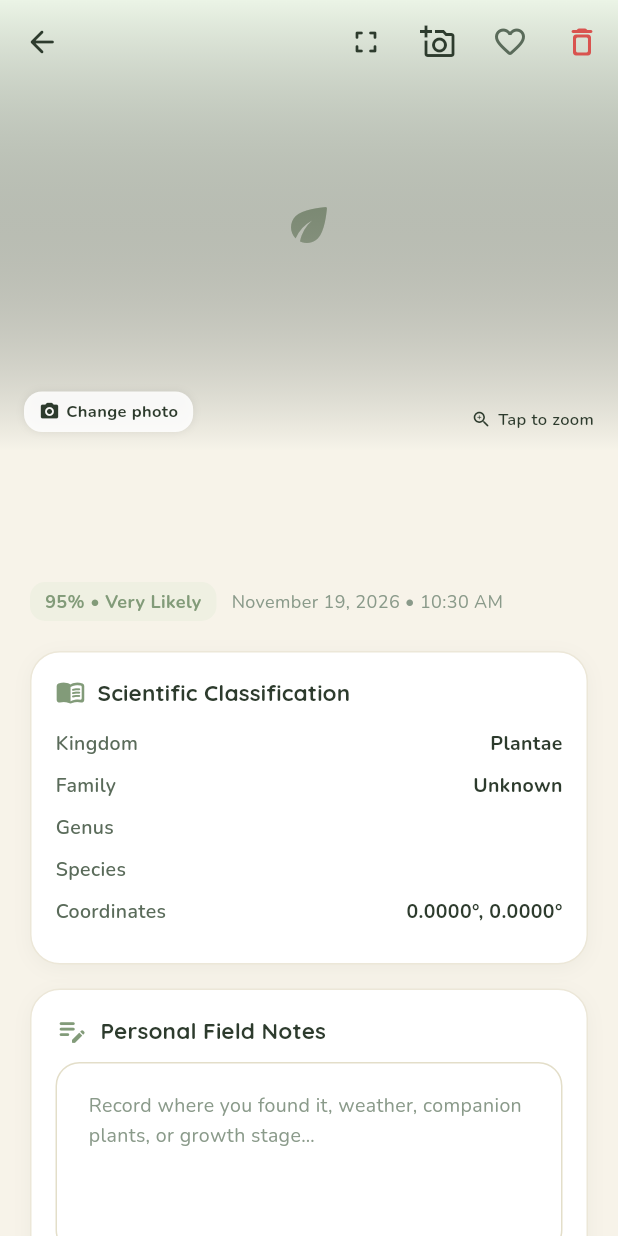
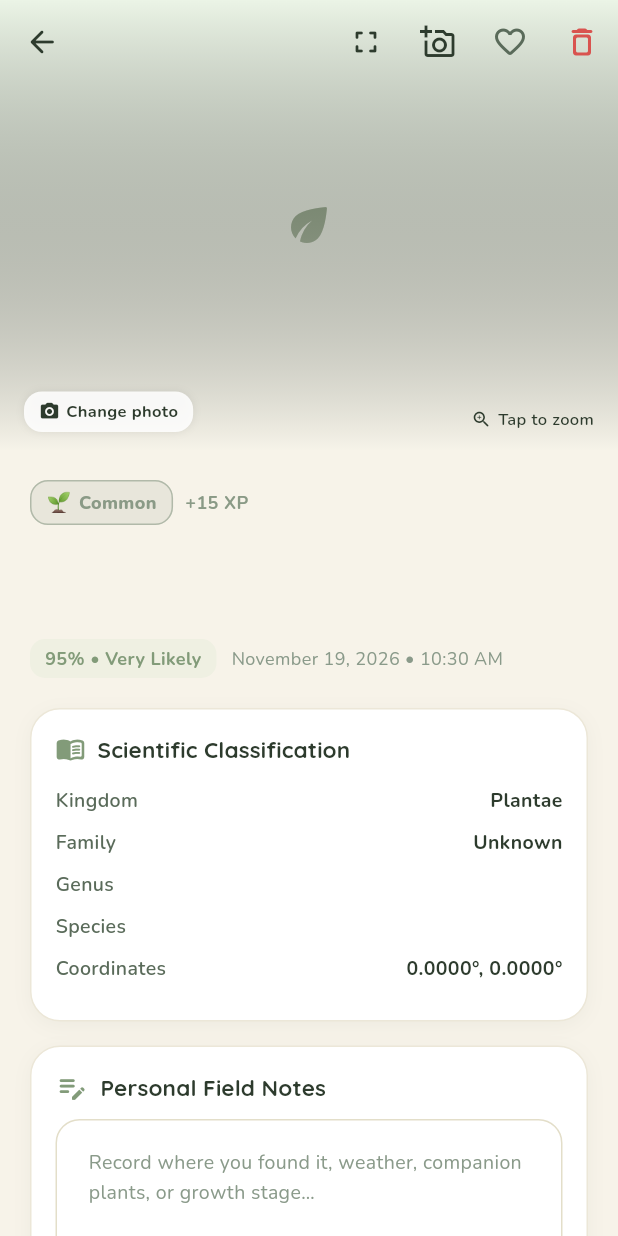
Before and after one commit to zinebni/mossy, a Flutter app: the _DiscoveryDetailPage screen opened directly with empty values, on a phone screen of 412 x 824 dp. Run offline on Flutter 3.47's test engine with Material 3 defaults, Android fonts, the phone set to English and light mode, and no system bars; our stand-ins replace cached_network_image, flutter_animate, flutter_dotenv, flutter_map, flutter_riverpod, geolocator and 6 more; accounts and stored records are empty.

Commit message:
rarity system

```diff
--- a/lib/features/collection/presentation/collection_screen.dart
+++ b/lib/features/collection/presentation/collection_screen.dart
@@ -12,6 +12,7 @@ import '../../../core/widgets/mossy_card.dart';
 import '../../../l10n/app_localizations.dart';
 import '../../../services/image_storage_service.dart';
 import '../../../shared/models/discovery.dart';
+import '../../../shared/widgets/rarity_widgets.dart';
 import '../../../shared/providers/app_providers.dart';
 import '../../../shared/providers/auth_provider.dart';
 
@@ -538,13 +539,14 @@ class _GridCard extends ConsumerWidget {
         decoration: BoxDecoration(
           color: Colors.white,
           borderRadius: BorderRadius.circular(20),
-          boxShadow: [
+          border: RarityFrame.border(discovery.rarity),
+          boxShadow: RarityFrame.shadows(discovery.rarity, [
             BoxShadow(
               color: Colors.black.withAlpha(12),
               blurRadius: 10,
               offset: const Offset(0, 3),
             ),
-          ],
+          ]),
         ),
         child: Column(
           crossAxisAlignment: CrossAxisAlignment.start,
@@ -585,6 +587,17 @@ class _GridCard extends ConsumerWidget {
                       ),
                     ),
                   ),
+                  // Rarity badge (hidden for common finds to keep things clean)
+                  if (discovery.rarity.showsBadge)
+                    Positioned(
+                      top: 8,
+                      left: 8,
+                      child: RarityBadge(
+                        rarity: discovery.rarity,
+                        isFr: Localizations.localeOf(context).languageCode == 'fr',
+                        compact: true,
+                      ),
+                    ),
                   // Confidence tag
                   Positioned(
                     bottom: 6,
@@ -678,13 +691,14 @@ class _ListCard extends ConsumerWidget {
         decoration: BoxDecoration(
           color: Colors.white,
           borderRadius: BorderRadius.circular(16),
-          boxShadow: [
+          border: RarityFrame.border(discovery.rarity),
+          boxShadow: RarityFrame.shadows(discovery.rarity, [
             BoxShadow(
               color: Colors.black.withAlpha(10),
               blurRadius: 8,
               offset: const Offset(0, 2),
             ),
-          ],
+          ]),
         ),
         child: Row(
           children: [
@@ -743,6 +757,14 @@ class _ListCard extends ConsumerWidget {
                             style: const TextStyle(fontSize: 10, color: AppColors.darkGreen, fontWeight: FontWeight.w700),
                           ),
                         ),
+                        if (discovery.rarity.showsBadge) ...[
+                          const SizedBox(width: 6),
+                          RarityBadge(
+                            rarity: discovery.rarity,
+                            isFr: Localizations.localeOf(context).languageCode == 'fr',
+                            compact: true,
+                          ),
+                        ],
                         const SizedBox(width: 8),
                         Text(
                           '$confidencePct% match',
@@ -1165,6 +1187,34 @@ class _DetailState extends ConsumerState<_DiscoveryDetailPage> {
             padding: const EdgeInsets.all(20),
             sliver: SliverList(
               delegate: SliverChildListDelegate([
+                // Rarity tier (tap a rare+ badge to replay the sparkles)
+                Padding(
+                  padding: const EdgeInsets.only(bottom: 8),
+                  child: Align(
+                    alignment: Alignment.centerLeft,
+                    child: Row(
+                      mainAxisSize: MainAxisSize.min,
+                      children: [
+                        RarityBadge(
+                          rarity: _d.rarity,
+                          isFr: isFr,
+                          onTap: _d.rarity.isCelebratory
+                              ? () => RarityCelebration.show(context, _d.rarity, isFr: isFr)
+                              : null,
+                        ),
+                        const SizedBox(width: 8),
+                        Text(
+                          '+${_d.rarity.totalPoints} XP',
+                          style: TextStyle(
+                            fontSize: 12,
+                            fontWeight: FontWeight.w700,
+                            color: _d.rarity.color,
+                          ),
+                        ),
+                      ],
+                    ),
+                  ),
+                ),
                 // Title and common name
                 Text(
                   _d.commonName.isNotEmpty ? _d.commonName : _d.scientificName,
--- a/lib/services/discovery_service.dart
+++ b/lib/services/discovery_service.dart
@@ -320,7 +320,7 @@ class SupabaseDiscoveryService implements DiscoveryService {
     // 2. Sync to Supabase PostgreSQL when user is authenticated with a valid UUID
     try {
       final currentUser = _supabaseService.auth!.currentUser!;
-      final payload = discovery.copyWith(userId: currentUser.id).toJson();
+      final payload = discovery.copyWith(userId: currentUser.id).toJson(includeRarity: false);
 
       final response = await _supabaseService
           .from('discoveries')!
@@ -347,7 +347,7 @@ class SupabaseDiscoveryService implements DiscoveryService {
 
     try {
       final currentUser = _supabaseService.auth!.currentUser!;
-      final payload = discovery.copyWith(userId: currentUser.id).toJson();
+      final payload = discovery.copyWith(userId: currentUser.id).toJson(includeRarity: false);
 
       final response = await _supabaseService
           .from('discoveries')!
--- a/lib/shared/models/discovery.dart
+++ b/lib/shared/models/discovery.dart
@@ -1,4 +1,5 @@
 import 'ai_content.dart';
+import 'discovery_rarity.dart';
 
 /// Represents a saved plant discovery in the user's collection.
 class Discovery {
@@ -16,6 +17,12 @@ class Discovery {
   final AiContent? aiContent;
   final double identificationScore; // 0.0 - 1.0
   final DateTime createdAt;
+  final DiscoveryRarity? _rarity;
+
+  /// Rarity tier. Falls back to the deterministic engine for records saved
+  /// before the rarity system existed (null-safe).
+  DiscoveryRarity get rarity =>
+      _rarity ?? RarityEngine.assign(scientificName: scientificName, family: family);
 
   // Convenience aliases for compatibility
   String get imageUrl => imagePath;
@@ -37,7 +44,8 @@ class Discovery {
     this.personalNotes,
     this.aiContent,
     this.identificationScore = 0.95,
-  });
+    DiscoveryRarity? rarity,
+  }) : _rarity = rarity;
 
   String get genus => scientificName.trim().split(RegExp(r'\s+')).first;
 
@@ -69,6 +77,7 @@ class Discovery {
     AiContent? aiContent,
     double? identificationScore,
     DateTime? createdAt,
+    DiscoveryRarity? rarity,
   }) {
     return Discovery(
       id: id ?? this.id,
@@ -85,6 +94,7 @@ class Discovery {
       aiContent: aiContent ?? this.aiContent,
       identificationScore: identificationScore ?? this.identificationScore,
       createdAt: createdAt ?? this.createdAt,
+      rarity: rarity ?? _rarity,
     );
   }
 
@@ -108,10 +118,13 @@ class Discovery {
           ? AiContent.fromJson(json['ai_content'] as Map<String, dynamic>)
           : null,
       identificationScore: (json['identification_score'] as num?)?.toDouble() ?? 0.95,
+      rarity: DiscoveryRarity.tryParse(json['rarity']),
     );
   }
 
-  Map<String, dynamic> toJson() => {
+  /// [includeRarity] is false for Supabase payloads (rarity is deterministic and
+  /// recomputed on read, so no remote schema change is required).
+  Map<String, dynamic> toJson({bool includeRarity = true}) => {
         'id': id,
         'user_id': userId,
         'common_name': commonName,
@@ -126,5 +139,6 @@ class Discovery {
         'personal_notes': personalNotes,
         'ai_content': aiContent?.toJson() ?? {},
         'identification_score': identificationScore,
+        if (includeRarity) 'rarity': rarity.name,
       };
 }
--- /dev/null
+++ b/lib/shared/models/discovery_rarity.dart
@@ -0,0 +1,172 @@
+import 'dart:ui' show Color;
+
+/// Rarity tier of a plant discovery.
+enum DiscoveryRarity {
+  common,
+  uncommon,
+  rare,
+  epic,
+  legendary;
+
+  /// Safe parsing: unknown / null values (e.g. old records) return null.
+  static DiscoveryRarity? tryParse(dynamic value) {
+    if (value is! String) return null;
+    for (final r in DiscoveryRarity.values) {
+      if (r.name == value.trim().toLowerCase()) return r;
+    }
+    return null;
+  }
+
+  /// Base XP for identifying any plant.
+  static const int basePoints = 15;
+
+  /// Extra XP on top of [basePoints].
+  int get bonusPoints {
+    switch (this) {
+      case DiscoveryRarity.common:
+        return 0;
+      case DiscoveryRarity.uncommon:
+        return 5;
+      case DiscoveryRarity.rare:
+        return 15;
+      case DiscoveryRarity.epic:
+        return 30;
+      case DiscoveryRarity.legendary:
+        return 60;
+    }
+  }
+
+  /// Total XP awarded for saving a discovery of this tier.
+  int get totalPoints => basePoints + bonusPoints;
+
+  /// Rare, epic and legendary finds trigger the celebration.
+  bool get isCelebratory => index >= DiscoveryRarity.rare.index;
+
+  /// Uncommon and above get a visible badge (common stays clean).
+  bool get showsBadge => index >= DiscoveryRarity.uncommon.index;
+
+  String label(bool isFr) {
+    switch (this) {
+      case DiscoveryRarity.common:
+        return isFr ? 'Commun' : 'Common';
+      case DiscoveryRarity.uncommon:
+        return isFr ? 'Peu commun' : 'Uncommon';
+      case DiscoveryRarity.rare:
+        return 'Rare';
+      case DiscoveryRarity.epic:
+        return isFr ? 'Épique' : 'Epic';
+      case DiscoveryRarity.legendary:
+        return isFr ? 'Légendaire' : 'Legendary';
+    }
+  }
+
+  String get emoji {
+    switch (this) {
+      case DiscoveryRarity.common:
+        return '🌱';
+      case DiscoveryRarity.uncommon:
+        return '🍃';
+      case DiscoveryRarity.rare:
+        return '💎';
+      case DiscoveryRarity.epic:
+        return '🔮';
+      case DiscoveryRarity.legendary:
+        return '👑';
+    }
+  }
+
+  /// Main accent color of the tier.
+  Color get color {
+    switch (this) {
+      case DiscoveryRarity.common:
+        return const Color(0xFF8A9A86);
+      case DiscoveryRarity.uncommon:
+        return const Color(0xFF4FA55A);
+      case DiscoveryRarity.rare:
+        return const Color(0xFF3A8DDE);
+      case DiscoveryRarity.epic:
+        return const Color(0xFF9B5DE5);
+      case DiscoveryRarity.legendary:
+        return const Color(0xFFF2A81D);
+    }
+  }
+
+  /// Soft tinted background for badges.
+  Color get softColor => color.withAlpha(36);
+}
+
+/// Deterministic rarity assignment. Works fully offline and gives the same
+/// result for the same species on every device, so old records without a
+/// stored rarity can simply be recomputed.
+class RarityEngine {
+  RarityEngine._();
+
+  /// Everyday species are always common.
+  static const Set<String> _everydaySpecies = {
+    'bellis perennis',
+    'taraxacum officinale',
+    'trifolium repens',
+    'hedera helix',
+    'plantago major',
+    'poa annua',
+    'urtica dioica',
+  };
+
+  /// Very widespread families cannot exceed "uncommon".
+  static const Set<String> _widespreadFamilies = {
+    'poaceae',
+    'plantaginaceae',
+  };
+
+  /// Naturally striking / uncommon-to-see families start at "rare".
+  static const Set<String> _treasureFamilies = {
+    'orchidaceae',
+    'droseraceae',
+    'nepenthaceae',
+    'sarraceniaceae',
+    'cactaceae',
+    'magnoliaceae',
+    'paeoniaceae',
+  };
+
+  /// FNV-1a: stable across runs/platforms (unlike String.hashCode).
+  static int _fnv(String s) {
+    var h = 0x811C9DC5;
+    for (final c in s.codeUnits) {
+      h ^= c;
+      h = (h * 0x01000193) & 0xFFFFFFFF;
+    }
+    return h;
+  }
+
+  static DiscoveryRarity assign({
+    required String scientificName,
+    String family = '',
+  }) {
+    final name = scientificName.trim().toLowerCase();
+    final fam = family.trim().toLowerCase();
+    if (name.isEmpty) return DiscoveryRarity.common;
+    if (_everydaySpecies.contains(name)) return DiscoveryRarity.common;
+
+    final bucket = _fnv(name) % 100;
+    var tier = bucket < 50
+        ? DiscoveryRarity.common
+        : bucket < 78
+            ? DiscoveryRarity.uncommon
+            : bucket < 92
+                ? DiscoveryRarity.rare
+                : bucket < 98
+                    ? DiscoveryRarity.epic
+                    : DiscoveryRarity.legendary;
+
+    if (_widespreadFamilies.contains(fam) &&
+        tier.index > DiscoveryRarity.uncommon.index) {
+      tier = DiscoveryRarity.uncommon;
+    }
+    if (_treasureFamilies.contains(fam) &&
+        tier.index < DiscoveryRarity.rare.index) {
+      tier = DiscoveryRarity.rare;
+    }
+    return tier;
+  }
+}
```
Also changed, not shown: lib/features/explore/presentation/explore_screen.dart (+19 -5 lines), lib/shared/widgets/rarity_widgets.dart (added, +299 -0 lines), 1 other file.
